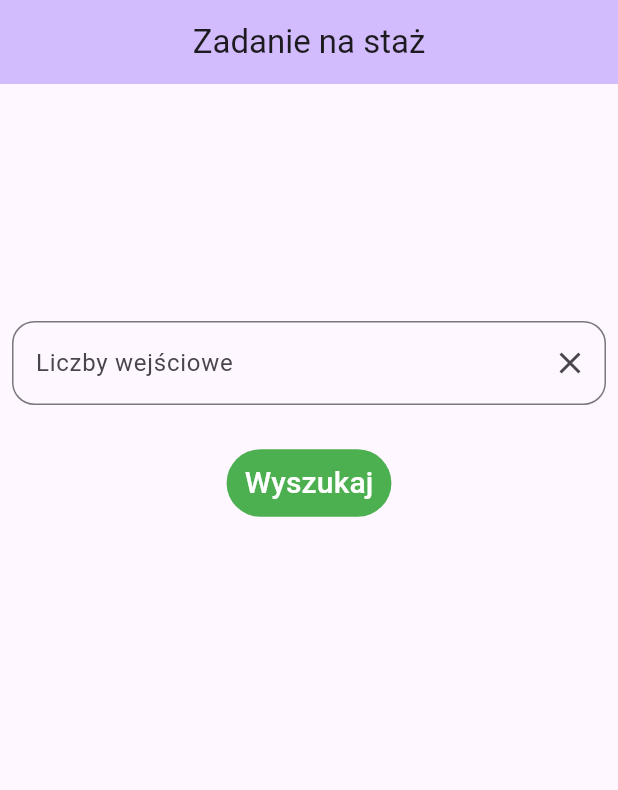
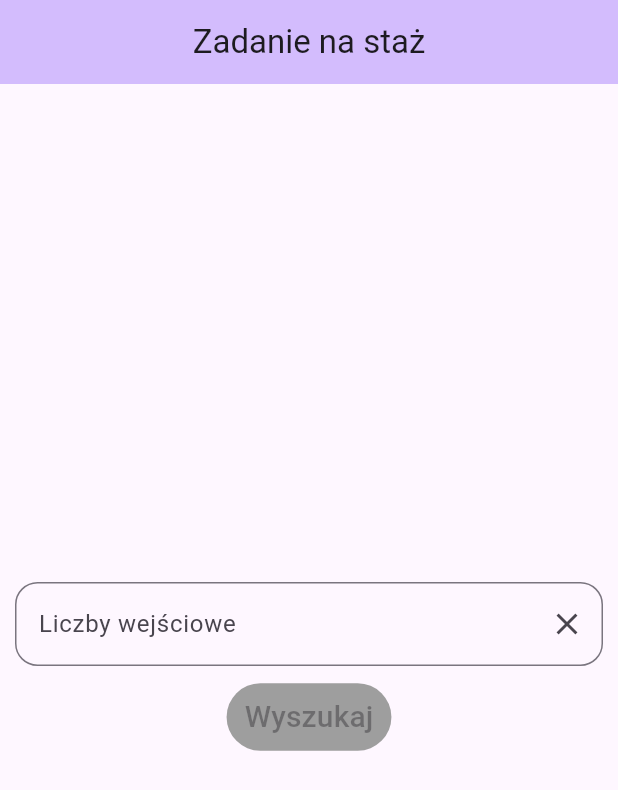
Before and after one commit to Czuchna/zadanie, a Flutter app: the screen it shows after launch, on a phone screen of 412 x 824 dp. Shown: the top 790 px of the screen. Run offline on Flutter 3.47's test engine with Material 2 defaults, Android fonts, the light colour scheme and no system bars; our stand-ins replace flutter_bloc.

Commit message:
code refactor

```diff
--- a/staz/lib/home_page.dart
+++ b/staz/lib/home_page.dart
@@ -1,8 +1,8 @@
 import 'package:flutter/material.dart';
-import 'package:flutter/services.dart';
 import 'package:flutter_bloc/flutter_bloc.dart';
 import 'package:staz/outlier_cubit.dart';
 import 'package:staz/result_page.dart';
+import 'package:staz/widgets/custom_text_field.dart';
 
 class MyHomePage extends StatefulWidget {
   final String title;
@@ -17,17 +17,29 @@ class _MyHomePageState extends State<MyHomePage> {
 
   @override
   Widget build(BuildContext context) {
-    return GestureDetector(
-      onTap: () {
-        FocusScope.of(context).unfocus();
-      },
-      child: Scaffold(
+    return Scaffold(
+      //TODO(Kacper): resizeToAvoidBottomInset: false,
       appBar: AppBar(
         backgroundColor: Theme.of(context).colorScheme.inversePrimary,
         title: Text(widget.title),
         centerTitle: true,
       ),
-        body: BlocConsumer<OutlierCubit, OutlierState>(
+      body: _buildBody(context),
+    );
+  }
+
+  Center _buildBody(BuildContext context) {
+    return Center(
+      child: Column(
+        mainAxisAlignment: MainAxisAlignment.center,
+        children: <Widget>[
+          CustomTextField(
+            controller: controller,
+            onChanged: (v) {
+              setState(() {});
+            },
+          ),
+          BlocConsumer<OutlierCubit, OutlierState>(
             listener: (context, state) {
               if (state is OutlierFound) {
                 Navigator.push(
@@ -36,6 +48,8 @@ class _MyHomePageState extends State<MyHomePage> {
                     builder: (context) => ResultPage(outlier: state.outlier),
                   ),
                 );
+                controller.clear();
+                FocusScope.of(context).unfocus();
               }
               if (state is OutlierError) {
                 ScaffoldMessenger.of(context).showSnackBar(
@@ -47,57 +61,31 @@ class _MyHomePageState extends State<MyHomePage> {
               }
             },
             builder: (context, state) {
-            return Center(
-              child: Column(
-                mainAxisAlignment: MainAxisAlignment.start,
-                children: <Widget>[
-                  const SizedBox(
-                    height: 150,
-                  ),
-                  Padding(
-                    padding: const EdgeInsets.all(8.0),
-                    child: TextField(
-                      keyboardType: TextInputType.number,
-                      textAlign: TextAlign.center,
-                      controller: controller,
-                      decoration: InputDecoration(
-                          border: OutlineInputBorder(
-                              borderRadius: BorderRadius.circular(15)),
-                          hintText: 'Wpisz liczby przedzielone przecinkami',
-                          labelText: 'Liczby wejściowe',
-                          suffixIcon: IconButton(
-                              icon: const Icon(Icons.clear),
-                              onPressed: () {
-                                controller.clear();
-                              })),
-                      inputFormatters: [
-                        FilteringTextInputFormatter.allow(RegExp(r'[0-9,]'))
-                      ],
-                    ),
-                  ),
-                  const SizedBox(
-                    height: 20,
-                  ),
-                  TextButton(
-                    onPressed: () {
+              return TextButton(
+                onPressed: controller.text.isNotEmpty
+                    ? () {
                         context
                             .read<OutlierCubit>()
                             .processInput(controller.text);
-                    },
+                      }
+                    : null,
                 style: TextButton.styleFrom(
+                    disabledBackgroundColor: Colors.grey,
                     foregroundColor: Colors.white,
                     backgroundColor: Colors.green),
-                    child: const Text(
+                child: state is LoadingState
+                    ? const CircularProgressIndicator(
+                        color: Colors.white,
+                      )
+                    : const Text(
                         'Wyszukaj',
                         style: TextStyle(fontSize: 20),
                       ),
+              );
+            },
           )
         ],
       ),
     );
-          },
-        ),
-      ),
-    );
   }
 }
--- /dev/null
+++ b/staz/lib/widgets/custom_text_field.dart
@@ -0,0 +1,40 @@
+import 'package:flutter/material.dart';
+import 'package:flutter/services.dart';
+
+class CustomTextField extends StatefulWidget {
+  const CustomTextField(
+      {super.key, required this.controller, required this.onChanged});
+  final TextEditingController controller;
+  final Function(String) onChanged;
+
+  @override
+  State<CustomTextField> createState() => _CustomTextFieldState();
+}
+
+class _CustomTextFieldState extends State<CustomTextField> {
+  @override
+  Widget build(BuildContext context) {
+    return Padding(
+      padding: const EdgeInsets.all(10.0),
+      child: TextField(
+        onTapOutside: (v) => FocusScope.of(context).unfocus(),
+        onChanged: widget.onChanged,
+        keyboardType: TextInputType.number,
+        textAlign: TextAlign.center,
+        controller: widget.controller,
+        decoration: InputDecoration(
+          border: OutlineInputBorder(borderRadius: BorderRadius.circular(15)),
+          hintText: 'Wpisz liczby przedzielone przecinkami',
+          labelText: 'Liczby wejściowe',
+          suffixIcon: IconButton(
+              icon: const Icon(Icons.clear),
+              onPressed: () {
+                widget.controller.clear();
+                FocusScope.of(context).unfocus();
+              }),
+        ),
+        inputFormatters: [FilteringTextInputFormatter.allow(RegExp(r'[0-9,]'))],
+      ),
+    );
+  }
+}
```
Also changed, not shown: staz/lib/outlier_cubit.dart (+10 -3 lines). Lines whose indentation alone changed are shown as unchanged.
